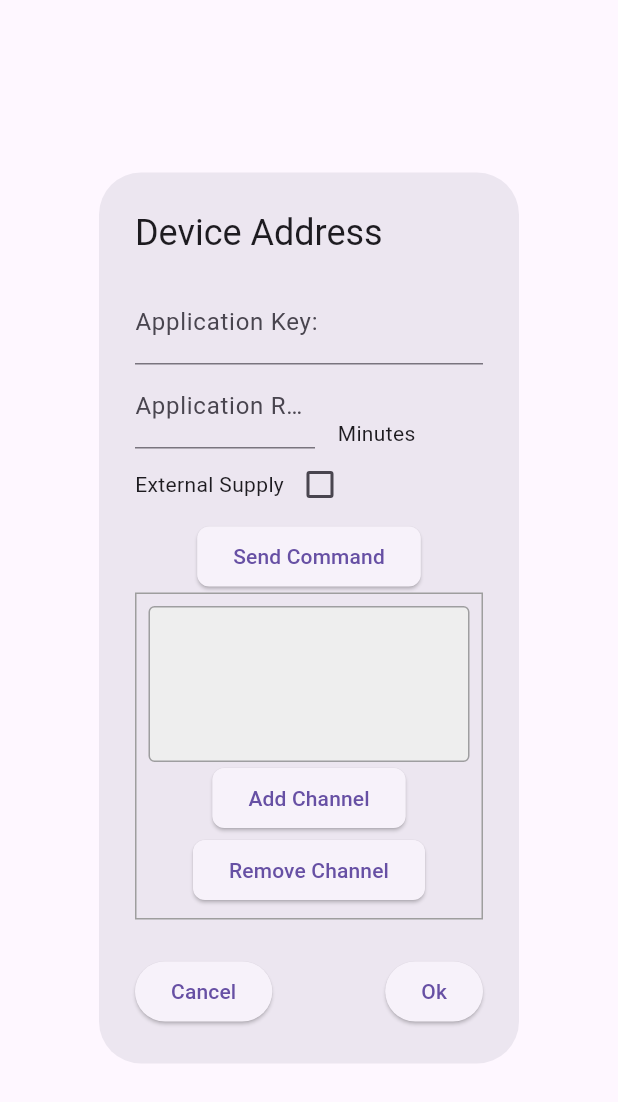
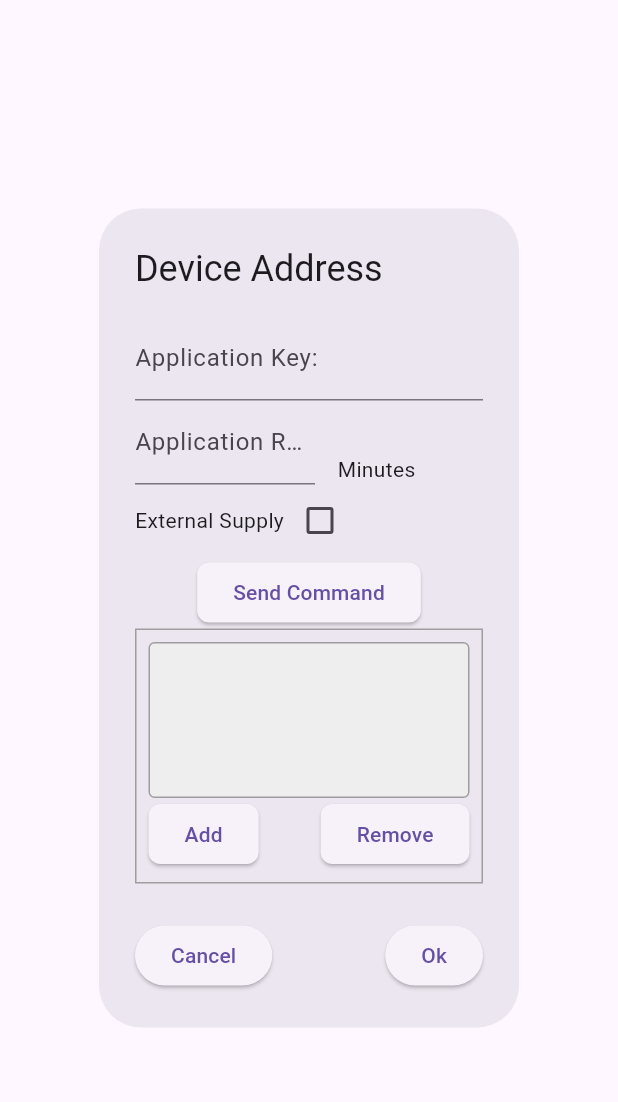
Before and after one commit to tanjuha/flutterLoRaWAN, a Flutter app: the DeviceAddress widget shown alone on an empty page, opened directly, on a phone screen of 412 x 824 dp. Shown: the top 1102 px of the screen. Run offline on Flutter 3.47's test engine with Material 3 defaults, Android fonts, the phone set to English and light mode, and no system bars.

Commit message:
create modal for Device Address

```diff
--- a/lib/pages/deviceAddress.dart
+++ b/lib/pages/deviceAddress.dart
@@ -1,5 +1,6 @@
 import 'package:flutter/material.dart';
 import 'package:flutter_lo_ra_wan/pages/channel.dart';
+import 'package:flutter_lo_ra_wan/pages/channelProperties.dart';
 
 class DeviceAddress extends StatefulWidget {
   const DeviceAddress({super.key});
@@ -10,15 +11,25 @@ class DeviceAddress extends StatefulWidget {
 
 class _DeviceAddressState extends State<DeviceAddress> {
   bool sensorValue2 = false;
+  bool isChannel = false;
 
   @override
   Widget build(BuildContext context) {
     return AlertDialog(
         title: const Text('Device Address'),
-      content: Column(
+        content: SingleChildScrollView(
+          child: Column(
             mainAxisSize: MainAxisSize.min,
             children: [
+              Visibility(
+                visible: isChannel,
+                child: const TextField( decoration: InputDecoration(label: Text('Device Address:')),),
+              ),
               const TextField( decoration: InputDecoration(label: Text('Application Key:')),),
+              Visibility(
+                visible: isChannel,
+                child: const TextField( decoration: InputDecoration(label: Text('Network Key:')),),
+              ),
               const Row(
                 crossAxisAlignment: CrossAxisAlignment.end,
                 children: [
@@ -65,7 +76,13 @@ class _DeviceAddressState extends State<DeviceAddress> {
                 ),
                 child: Column(
                   children: [
-                TextField(
+                    Visibility(
+                        visible: isChannel,
+                        child: ChannelProperties()
+                    ),
+                    Visibility(
+                      visible: !isChannel,
+                      child: TextField(
                         enabled: false,
                         maxLines: 3,
                         decoration: InputDecoration(
@@ -76,13 +93,24 @@ class _DeviceAddressState extends State<DeviceAddress> {
                             )
                         ),
                       ),
+                    ),
+                    Row(
+                      mainAxisAlignment: MainAxisAlignment.spaceBetween,
+                      children: [
                         ElevatedButton(
-                    style: ElevatedButton.styleFrom(
+                            style: !isChannel
+                                ? ElevatedButton.styleFrom(
+                              shape: RoundedRectangleBorder(
+                                borderRadius: BorderRadius.circular(8.0),
+                              ),)
+                                : ElevatedButton.styleFrom(
+                              primary: Colors.white54,
                               shape: RoundedRectangleBorder(
                                 borderRadius: BorderRadius.circular(8.0),
                               ),
                             ),
                             onPressed: () {
+                              isChannel ? null :
                               showDialog(
                                   context: context,
                                   builder: (BuildContext context) {
@@ -111,8 +139,13 @@ class _DeviceAddressState extends State<DeviceAddress> {
                                     );
                                   }
                               );
+
+                              setState(() {
+                                isChannel = true;
+                              });
                             },
-                    child: const Text('Add Channel')
+
+                            child: const Text('Add')
                         ),
                         ElevatedButton(
                             style: ElevatedButton.styleFrom(
@@ -120,14 +153,21 @@ class _DeviceAddressState extends State<DeviceAddress> {
                                 borderRadius: BorderRadius.circular(8.0),
                               ),
                             ),
+
                             onPressed: () {
+                              setState(() {
+                                isChannel = false;
+                              });
                             },
-                    child: const Text('Remove Channel')
+                            child: const Text('Remove')
                         ),
+                      ],
+                    )
                   ],
                 ),
               )
             ],
+          ),
         ),
         actions: [
           Row(
```
Also changed, not shown: lib/pages/channelProperties.dart (added, +107 -0 lines). Lines whose indentation alone changed are shown as unchanged.
